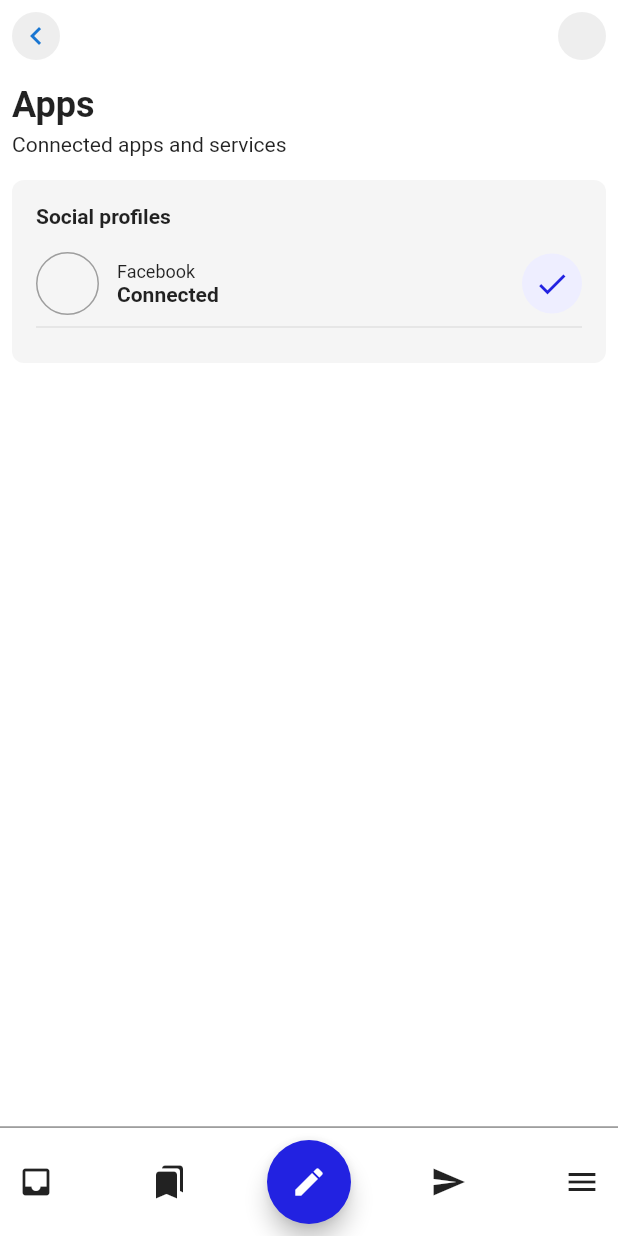
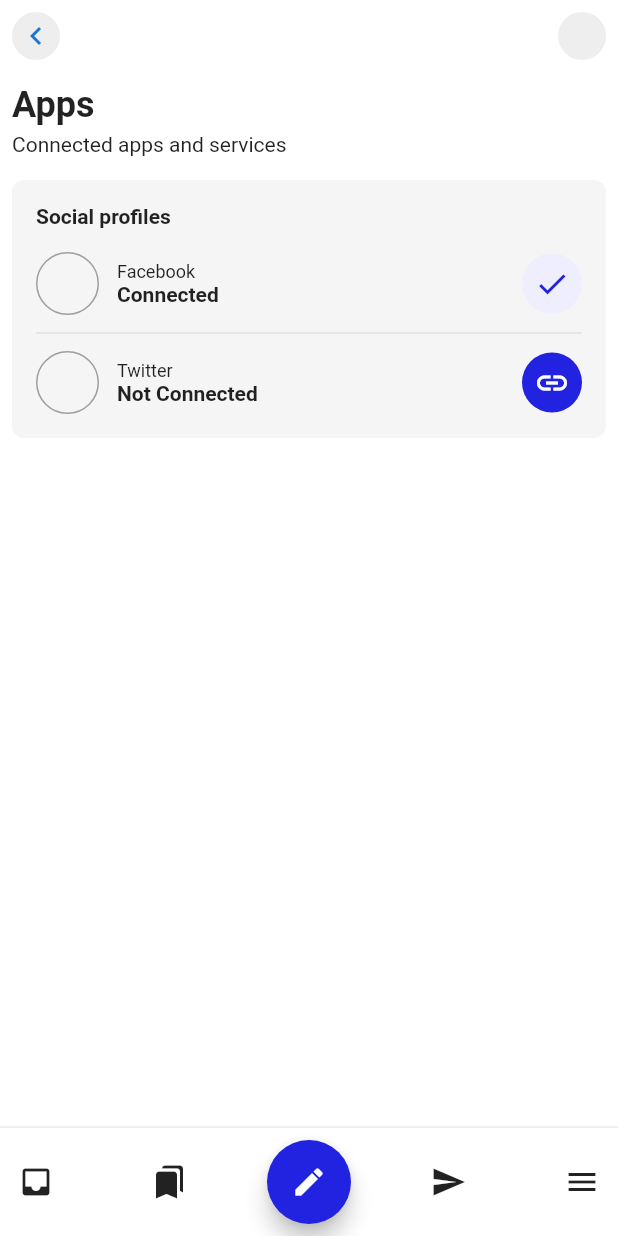
Before and after one commit to JAICHANGPARK/flutter_notebook_17th_story, a Flutter app: the screen it shows after launch, on a phone screen of 412 x 824 dp. Run offline on Flutter 3.47's test engine with Material 2 defaults, Android fonts, the phone set to English and light mode, and no system bars; our stand-ins replace badges, cached_network_image, fl_chart, flutter_riverpod, freezed_annotation, google_fonts and 3 more.

Commit message:
Update account_setting_page.dart

```diff
--- a/lib/ep1049_account_settings/src/ui/account_setting_page.dart
+++ b/lib/ep1049_account_settings/src/ui/account_setting_page.dart
@@ -59,7 +59,7 @@ class AccountSettingPage extends StatelessWidget {
                               fontWeight: FontWeight.bold,
                             ),
                           ),
-                          SizedBox(
+                          const SizedBox(
                             height: 16,
                           ),
                           Row(
@@ -74,7 +74,7 @@ class AccountSettingPage extends StatelessWidget {
                                   ),
                                 ),
                               ),
-                              SizedBox(
+                              const SizedBox(
                                 width: 12,
                               ),
                               Column(
@@ -94,7 +94,7 @@ class AccountSettingPage extends StatelessWidget {
                                   ),
                                 ],
                               ),
-                              Spacer(),
+                              const Spacer(),
                               const CircleAvatar(
                                 backgroundColor: Color.fromRGBO(238, 238, 255, 1),
                                 foregroundColor: Color.fromRGBO(34, 34, 225, 1),
@@ -102,7 +102,49 @@ class AccountSettingPage extends StatelessWidget {
                               ),
                             ],
                           ),
-                          Divider(),
+                          const Divider(
+                            height: 24,
+                          ),
+                          Row(
+                            children: [
+                              Container(
+                                height: 42,
+                                width: 42,
+                                decoration: BoxDecoration(
+                                  shape: BoxShape.circle,
+                                  border: Border.all(
+                                    color: Colors.grey,
+                                  ),
+                                ),
+                              ),
+                              const SizedBox(
+                                width: 12,
+                              ),
+                              Column(
+                                crossAxisAlignment: CrossAxisAlignment.start,
+                                children: const [
+                                  Text(
+                                    "Twitter",
+                                    style: TextStyle(
+                                      fontSize: 12,
+                                    ),
+                                  ),
+                                  Text(
+                                    "Not Connected",
+                                    style: TextStyle(
+                                      fontWeight: FontWeight.bold,
+                                    ),
+                                  ),
+                                ],
+                              ),
+                              const Spacer(),
+                              const CircleAvatar(
+                                backgroundColor: Color.fromRGBO(34, 34, 225, 1),
+                                foregroundColor: Colors.white,
+                                child: Icon(Icons.insert_link),
+                              ),
+                            ],
+                          ),
                         ],
                       ),
                     )
@@ -113,7 +155,7 @@ class AccountSettingPage extends StatelessWidget {
             const Divider(
               height: 0,
               thickness: 1.2,
-              color: Colors.grey,
+              color: Colors.grey[200],
             ),
             Container(
               height: 72,
```
